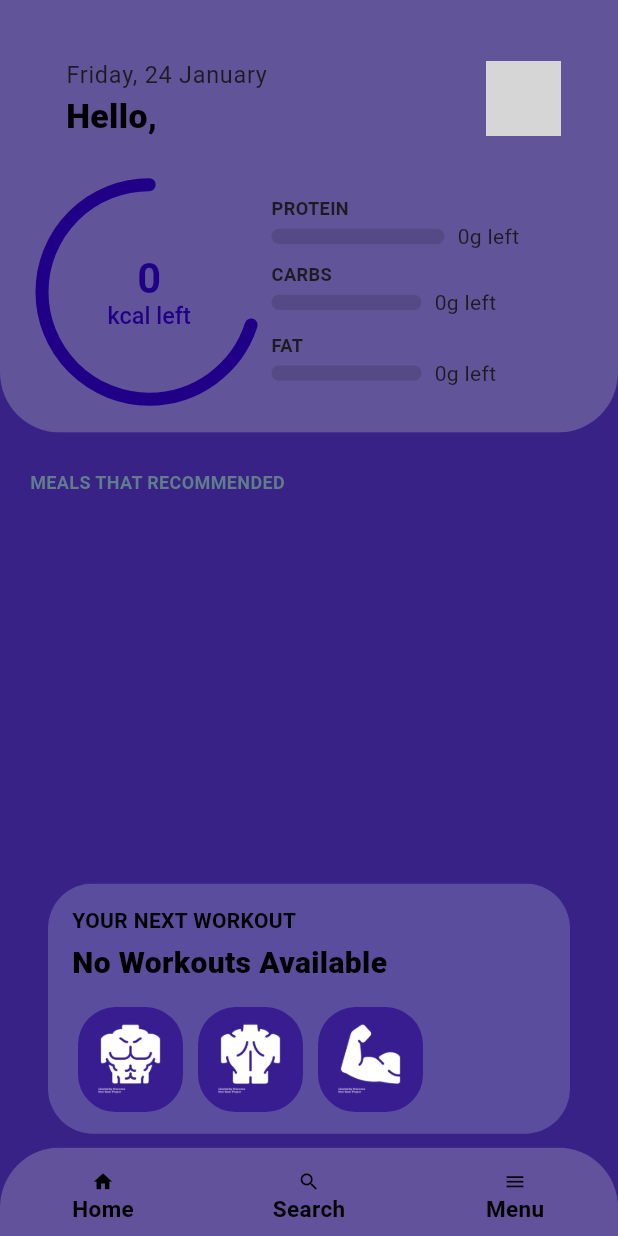
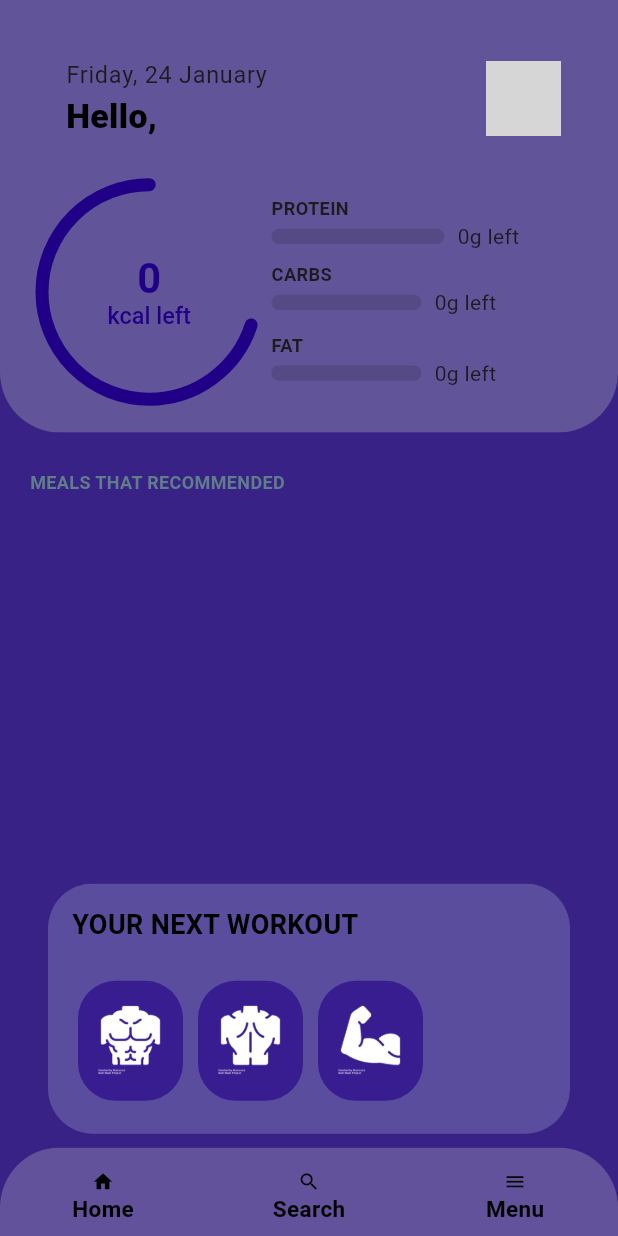
Before and after one commit to Sadrib-perfecthonest/Fitness-app-Flutter-, a Flutter app: the ProfileScreen screen opened directly with empty values, on a phone screen of 412 x 824 dp. Run offline on Flutter 3.47's test engine with Material 3 defaults, Android fonts, the phone set to English and light mode, and no system bars; our stand-ins replace flutter_screenutil, fluttertoast, image_picker, shared_preferences; missing offline and left inert: network_info_plus; accounts and stored records are empty; network calls fail; grey boxes are pictures that could not be loaded.

Commit message:
first commit

```diff
--- a/lib/ui/pages/profile_screen.dart
+++ b/lib/ui/pages/profile_screen.dart
@@ -398,7 +398,7 @@ class _ProfileScreenState extends State<ProfileScreen> {
                                   ),
                                   child: Column(
                                     crossAxisAlignment:
-                                        CrossAxisAlignment.start,
+                                        CrossAxisAlignment.stretch,
                                     children: <Widget>[
                                       SizedBox(
                                         width: 20,
@@ -410,25 +410,14 @@ class _ProfileScreenState extends State<ProfileScreen> {
                                           "YOUR NEXT WORKOUT",
                                           style: TextStyle(
                                             color: Colors.black,
-                                            fontSize: 14,
+                                            fontSize: 18,
                                             fontWeight: FontWeight.w600,
                                           ),
                                         ),
                                       ),
                                       Padding(
                                         padding: const EdgeInsets.only(
-                                            top: 4.0, left: 16),
-                                        child: Text(
-                                          fetchedWorkouts.isNotEmpty
-                                              ? fetchedWorkouts[0][
-                                                  "name"] // Display the first workout name
-                                              : "No Workouts Available",
-                                          style: const TextStyle(
-                                            color: Colors.black,
-                                            fontSize: 20,
-                                            fontWeight: FontWeight.w800,
-                                          ),
-                                        ),
+                                            top: 2.0, left: 16),
                                       ),
                                       Expanded(
                                         child: Row(
@@ -459,7 +448,7 @@ class _ProfileScreenState extends State<ProfileScreen> {
                                                 child: Image.asset(
                                                   "assets/chest.png",
                                                   width: 50,
-                                                  height: 50,
+                                                  height: 60,
                                                   color: Colors.white,
                                                 ),
                                               ),
@@ -490,7 +479,7 @@ class _ProfileScreenState extends State<ProfileScreen> {
                                                 child: Image.asset(
                                                   "assets/back.png",
                                                   width: 50,
-                                                  height: 50,
+                                                  height: 60,
                                                   color: Colors.white,
                                                 ),
                                               ),
@@ -521,7 +510,7 @@ class _ProfileScreenState extends State<ProfileScreen> {
                                                 child: Image.asset(
                                                   "assets/biceps.png",
                                                   width: 50,
-                                                  height: 50,
+                                                  height: 60,
                                                   color: Colors.white,
                                                 ),
                                               ),
```
Also changed, not shown: assets/screenshot1.jpeg (added), assets/screenshot2.jpeg (added), assets/screenshot3.jpeg (added), assets/screenshot4.jpeg (added).
